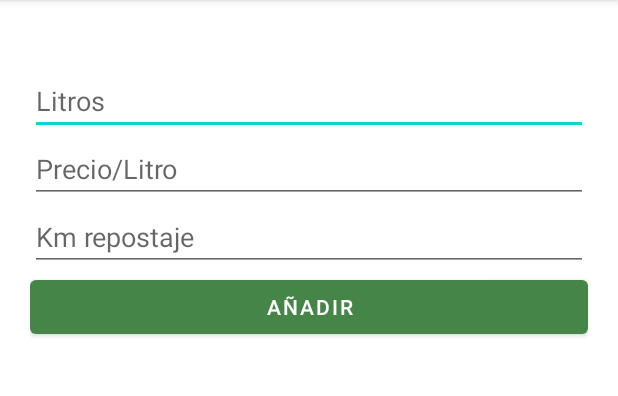
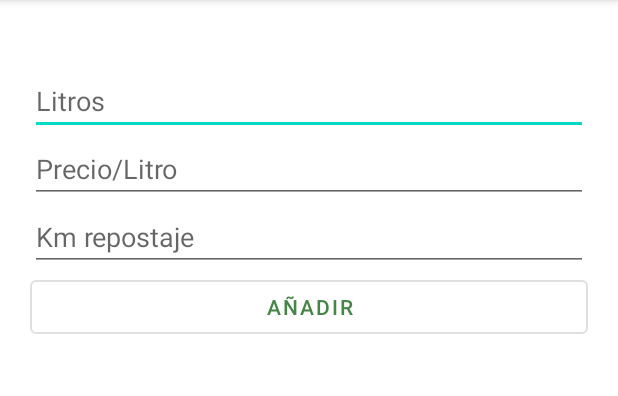
Before and after one commit to JSenen/CarControl, an Android app: the AddFuelActivity screen opened directly, with no data from a screen before it, on a phone screen of 412 x 824 dp, the part 84-480 px from its top. Run offline under Robolectric (Android 15) with nearby library versions, the phone set to English and light mode, and no system bars; our stand-ins replace Room's generated code.

Commit message:
Añadido MATERIAL DESIGN a botones

```diff
--- a/app/src/main/res/layout/activity_add_fuel.xml
+++ b/app/src/main/res/layout/activity_add_fuel.xml
@@ -48,6 +48,7 @@
 
         <Button
             android:id="@+id/butaddfuel"
+            style="@style/Widget.MaterialComponents.Button.OutlinedButton"
             android:layout_width="match_parent"
             android:layout_height="wrap_content"
             android:onClick="butaddfuel"
--- a/app/src/main/res/layout/rcview_main_items.xml
+++ b/app/src/main/res/layout/rcview_main_items.xml
@@ -72,6 +72,7 @@
 
         <Button
             android:id="@+id/butlistfuel"
+            style="@style/Widget.MaterialComponents.Button.OutlinedButton"
             android:layout_width="wrap_content"
             android:layout_height="wrap_content"
             android:layout_weight="1"
```
